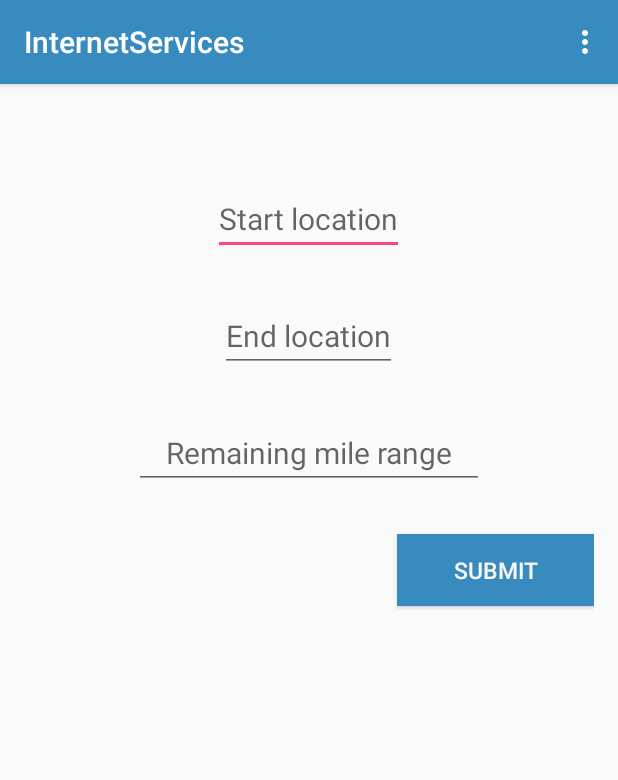
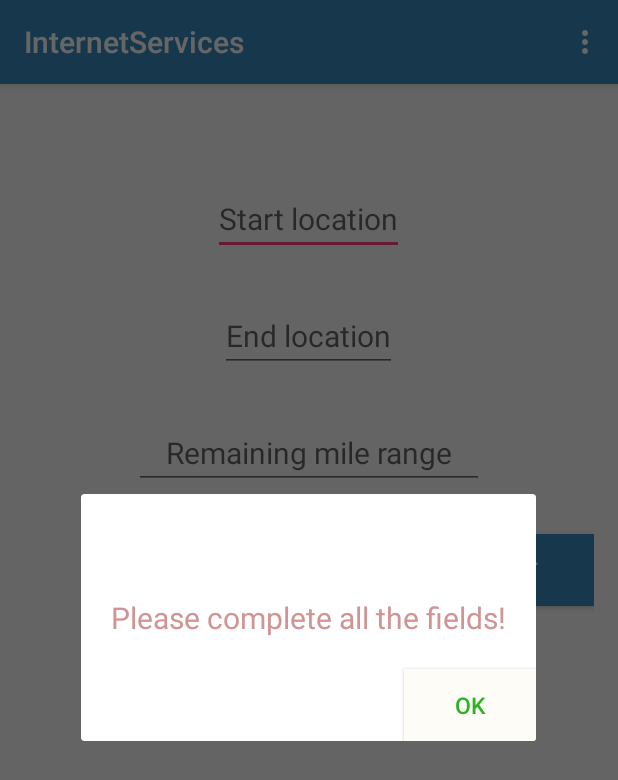
Before and after one commit to ywu342/cs4675, an Android app: the screen it shows after launch (MainActivity), after a tap on "SUBMIT", on a phone screen of 412 x 824 dp. Shown: the top 780 px of the screen. Run offline under Robolectric (Android 15) with nearby library versions, the light colour scheme and no system bars.

Commit message:
added warning dialog

```diff
--- a/InternetServices/app/src/main/java/com/example/yalingwu/internetservices/MainActivity.java
+++ b/InternetServices/app/src/main/java/com/example/yalingwu/internetservices/MainActivity.java
@@ -1,5 +1,7 @@
 package com.example.yalingwu.internetservices;
 
+import android.app.Dialog;
+import android.content.Context;
 import android.os.AsyncTask;
 import android.os.Bundle;
 import android.support.v7.app.AppCompatActivity;
@@ -15,6 +17,7 @@ import android.widget.AutoCompleteTextView;
 import android.widget.Button;
 import android.widget.EditText;
 import android.widget.SimpleAdapter;
+import android.widget.TextView;
 
 import org.json.JSONObject;
 
@@ -31,6 +34,7 @@ import java.util.List;
 
 public class MainActivity extends AppCompatActivity {
 
+    final Context context = this;
     AutoCompleteTextView startLocTxt;
     AutoCompleteTextView endLocTxt;
     AutoCompleteTextView curTxt;
@@ -114,7 +118,27 @@ public class MainActivity extends AppCompatActivity {
                 System.out.println("start: "+slt+",end: "+elt+",milerange: "+mrt);
                 if(slt.equals("")||elt.equals("")||mrt.equals("")){
                     //TODO: give a popup warning to complete all the fields
-                    System.out.println("Please complete all fields");
+                    // custom dialog
+                    final Dialog dialog = new Dialog(context);
+                    dialog.setContentView(R.layout.not_complete_dial);
+                    dialog.setTitle("Forgot something...");
+
+                    // set the custom dialog components - text and button
+//                    TextView text = (TextView) dialog.findViewById(R.id.dialbody);
+//                    text.setText("Please complete all the fields!");
+//                    ImageView image = (ImageView) dialog.findViewById(R.id.image);
+//                    image.setImageResource(R.drawable.ic_launcher);
+
+                    Button dialogButton = (Button) dialog.findViewById(R.id.dialogButtonOK);
+                    // if button is clicked, close the custom dialog
+                    dialogButton.setOnClickListener(new View.OnClickListener() {
+                        @Override
+                        public void onClick(View v) {
+                            dialog.dismiss();
+                        }
+                    });
+                    dialog.show();
+                    System.out.println("Please complete all the fields");
                 }
                 else {
                     float mileRange = Float.parseFloat(mrt);
--- /dev/null
+++ b/InternetServices/app/src/main/res/layout/not_complete_dial.xml
@@ -0,0 +1,35 @@
+<?xml version="1.0" encoding="utf-8"?>
+<RelativeLayout xmlns:android="http://schemas.android.com/apk/res/android"
+    android:layout_width="fill_parent"
+    android:layout_height="fill_parent"
+    android:clickable="true"
+    android:visibility="visible">
+
+    <TextView
+        android:layout_width="wrap_content"
+        android:layout_height="wrap_content"
+        android:text="Please complete all the fields!"
+        android:id="@+id/dialbody"
+        android:textAlignment="center"
+        android:layout_centerVertical="true"
+        android:layout_centerHorizontal="true"
+        android:textSize="20dp"
+        android:textColor="#d19494"
+        android:paddingLeft="20dp"
+        android:paddingRight="20dp"
+        android:paddingTop="20dp"
+        android:paddingBottom="20dp" />
+
+    <Button
+        android:layout_width="wrap_content"
+        android:layout_height="wrap_content"
+        android:text="OK"
+        android:id="@+id/dialogButtonOK"
+        android:textColor="#2fb326"
+        android:background="#fdfcf7"
+        android:layout_marginTop="49dp"
+        android:layout_below="@+id/dialbody"
+        android:layout_alignRight="@+id/dialbody"
+        android:layout_alignEnd="@+id/dialbody"
+        android:textSize="15dp" />
+</RelativeLayout>
```
